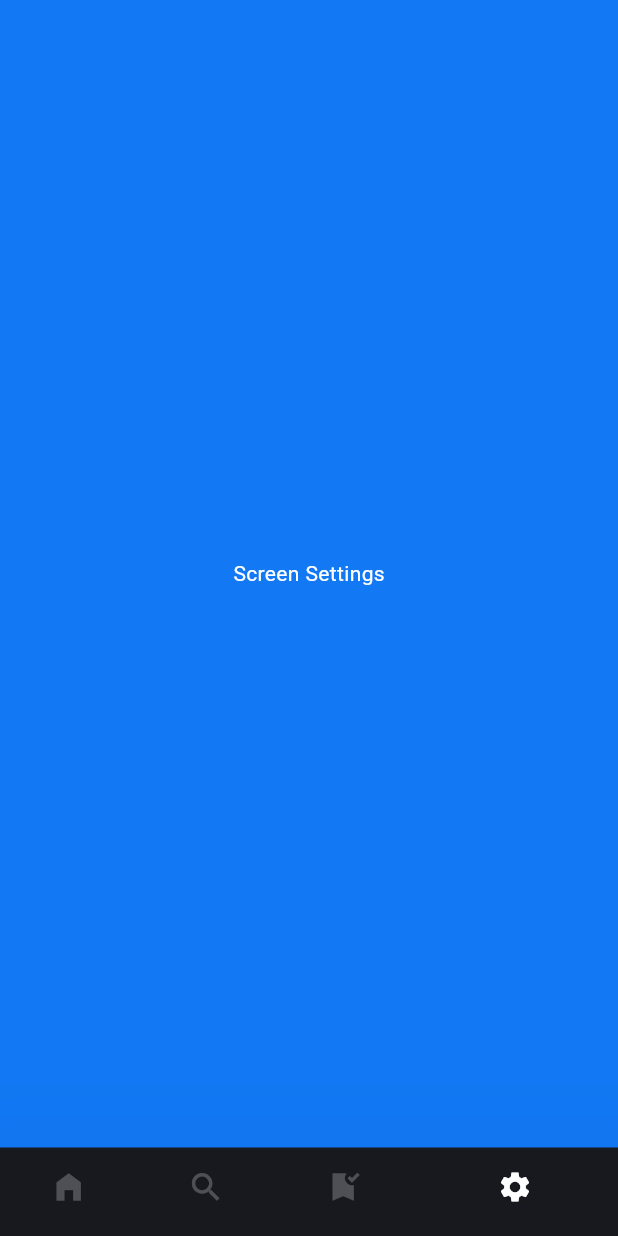
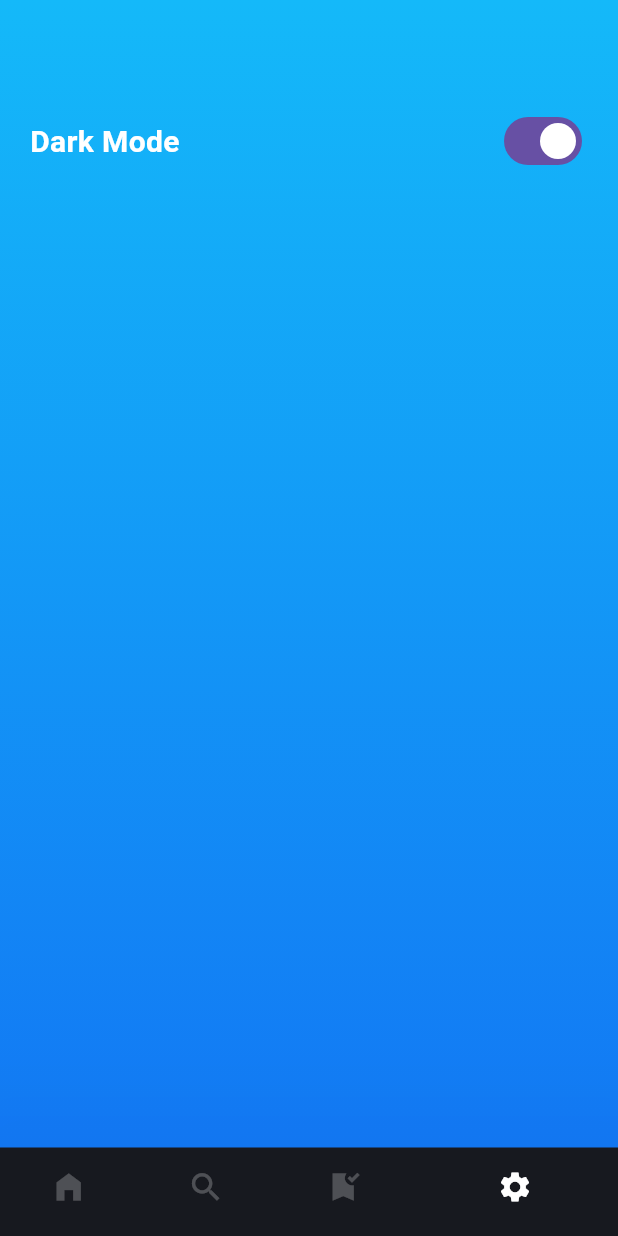
Before and after one commit to saninthottungal/Wady-weather, a Flutter app: the screen it shows after launch, item 4 of the bottom bar chosen, on a phone screen of 412 x 824 dp. Run offline on Flutter 3.47's test engine with Material 3 defaults, Android fonts, the light colour scheme and no system bars.

Commit message:
ScreenSettings UI done

```diff
--- a/lib/Screens/ScreenSettings/ScreenSettings.dart
+++ b/lib/Screens/ScreenSettings/ScreenSettings.dart
@@ -1,4 +1,5 @@
 import 'package:flutter/material.dart';
+import 'package:wady/core/Constants.dart';
 
 class ScreenSettings extends StatelessWidget {
   const ScreenSettings({super.key});
@@ -6,10 +7,34 @@ class ScreenSettings extends StatelessWidget {
   @override
   Widget build(BuildContext context) {
     return Container(
+      decoration: const BoxDecoration(
+        gradient: backgroundGradient,
+      ),
       height: double.infinity,
       width: double.infinity,
-      child: const Center(
-        child: Text("Screen Settings"),
+      child: Padding(
+        padding: const EdgeInsets.only(top: 70, left: 20, right: 20),
+        child: Row(
+          mainAxisAlignment: MainAxisAlignment.spaceBetween,
+          crossAxisAlignment: CrossAxisAlignment.start,
+          children: [
+            const Padding(
+              padding: EdgeInsets.only(top: 10),
+              child: Text(
+                "Dark Mode",
+                textAlign: TextAlign.center,
+                style: TextStyle(
+                  fontSize: 20,
+                  fontWeight: FontWeight.bold,
+                ),
+              ),
+            ),
+            Switch(
+              value: true,
+              onChanged: (value) {},
+            ),
+          ],
+        ),
       ),
     );
   }
```
